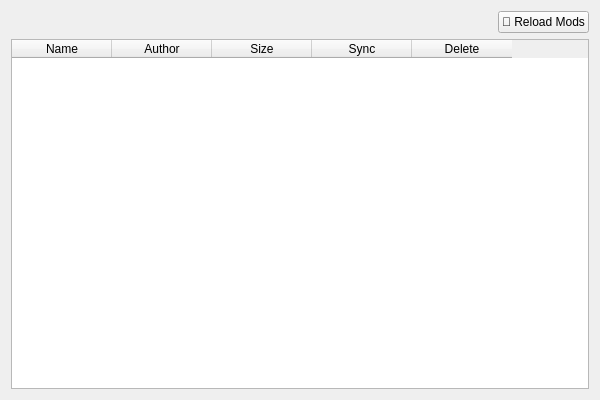
Before: the Qt Designer form assets/tab_mods.ui in 69-Lukash/DMTLauncher, drawn with Qt 5.
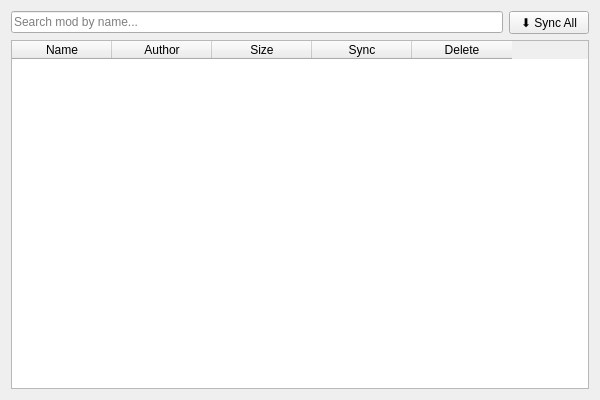
After: the same form once the commit is applied.

```diff
--- a/assets/tab_mods.ui
+++ b/assets/tab_mods.ui
@@ -14,17 +14,11 @@
    <item>
     <layout class="QHBoxLayout" name="horizontalLayout">
      <item>
-      <spacer name="horizontalSpacer">
-       <property name="orientation">
-        <enum>Qt::Horizontal</enum>
+      <widget class="QLineEdit" name="search_mod">
+       <property name="placeholderText">
+        <string>Search mod by name...</string>
        </property>
-       <property name="sizeHint" stdset="0">
-        <size>
-         <width>40</width>
-         <height>20</height>
-        </size>
-       </property>
-      </spacer>
+      </widget>
      </item>
      <item>
       <widget class="QPushButton" name="btn_reload">
@@ -32,7 +26,7 @@
         <cursorShape>PointingHandCursor</cursorShape>
        </property>
        <property name="text">
-        <string>🔄 Reload Mods</string>
+        <string>⬇️ Sync All</string>
        </property>
       </widget>
      </item>
```
Left out of the diff: 2 changed lines with no effect on the pictures.
